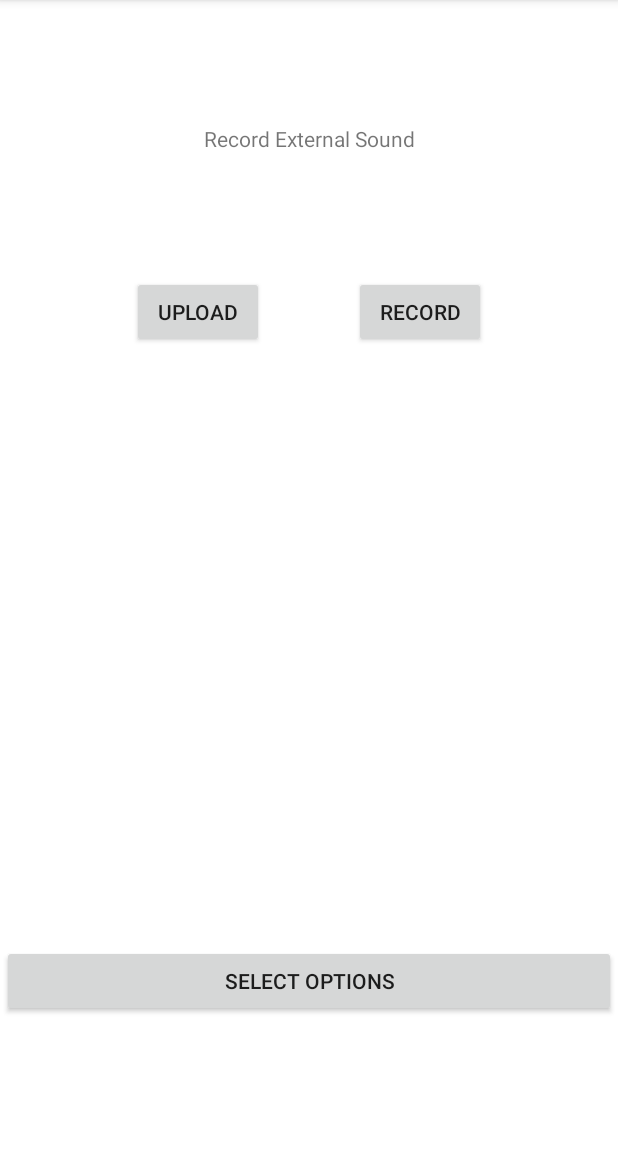
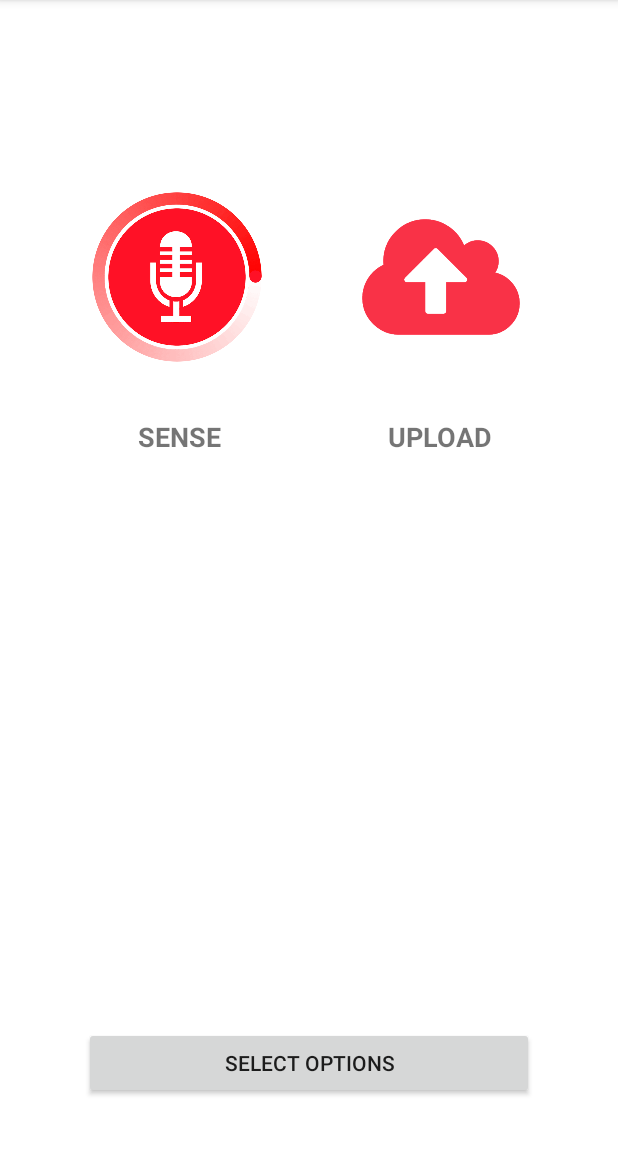
Before and after one commit to Shivamdhar/CSE-535-EmergencyAlarm, an Android app: the screen it shows after launch (MainActivity), on a phone screen of 412 x 824 dp, the part 84-1236 px from its top. Run offline under Robolectric (Android 15) with nearby library versions, the phone set to English and light mode, and no system bars.

Commit message:
adds new ImageButtons and a few styling changes

```diff
--- a/app/app/src/main/java/com/example/emergencyalarm/MainActivity.java
+++ b/app/app/src/main/java/com/example/emergencyalarm/MainActivity.java
@@ -20,6 +20,7 @@ import android.os.Vibrator;
 import android.util.Log;
 import android.view.View;
 import android.widget.Button;
+import android.widget.ImageButton;
 import android.widget.RadioGroup;
 import android.widget.SeekBar;
 import android.widget.Toast;
@@ -49,8 +50,8 @@ public class MainActivity extends AppCompatActivity {
     boolean notify = true;
     private Uri fileUri;
     int count = 1;
-    private Button startbtn;
-    private Button uploadbtn;
+    private ImageButton sensebtn;
+    private ImageButton uploadbtn;
     private Button optionsBtn;
     private Vibrator vibrator;
     private SeekBar seekBar;
@@ -72,8 +73,8 @@ public class MainActivity extends AppCompatActivity {
         super.onCreate(savedInstanceState);
         setContentView(R.layout.activity_main);
 
-        startbtn = findViewById(R.id.recordButton);
-        startbtn.setOnClickListener(new View.OnClickListener() {
+        sensebtn = findViewById(R.id.imageButton);
+        sensebtn.setOnClickListener(new View.OnClickListener() {
             @Override
             public void onClick(View v) {
                 recordAudio();
@@ -140,11 +141,11 @@ public class MainActivity extends AppCompatActivity {
                     case R.id.GreenButton:
                         editor.putInt(StaticKeys.FLASH_SCREEN_TOGGLE_COLOR_KEY, Color.GREEN);
                         break;
+                    case R.id.BlackButton:
+                        editor.putInt(StaticKeys.FLASH_SCREEN_TOGGLE_COLOR_KEY, Color.BLACK);
+                        break;
                     case R.id.RedButton:
                         editor.putInt(StaticKeys.FLASH_SCREEN_TOGGLE_COLOR_KEY, Color.RED);
-                        break;
-                    case R.id.BlackButton:
-                        editor.putInt(StaticKeys.FLASH_SCREEN_TOGGLE_COLOR_KEY, Color.BLACK);
                         break;
                 }
                 editor.commit();
@@ -162,8 +163,7 @@ public class MainActivity extends AppCompatActivity {
 
 
 
-
-        uploadbtn = findViewById(R.id.uploadButton);
+        uploadbtn = findViewById(R.id.imageButton2);
         uploadbtn.setOnClickListener(new View.OnClickListener() {
             @Override
             public void onClick(View v) {
@@ -193,7 +193,7 @@ public class MainActivity extends AppCompatActivity {
         protected String doInBackground(String... strings) {
             try {
 
-                String url = "http://d752e89d.ngrok.io/api/v1/upload";
+                String url = "http://6bbfcd54.ngrok.io/api/v1/upload";
                 String charset = "UTF-8";
 
                 System.out.println(fileUri.getPath());
@@ -245,11 +245,10 @@ public class MainActivity extends AppCompatActivity {
                 BufferedReader in = new BufferedReader(new InputStreamReader(connection.getInputStream()));
                 String decodedString;
                 while((decodedString = in.readLine()) != null){
+                    System.out.println(decodedString);
                     if(decodedString.equals("True")){
-                        notify = true;
                         handleNotification();
                     }
-                    System.out.println(notify);
                 }
                 in.close();
 
@@ -283,7 +282,7 @@ public class MainActivity extends AppCompatActivity {
 
 
         if (CheckPermissions()) {
-            startbtn.setEnabled(false);
+            sensebtn.setEnabled(false);
             mRecorder = new MediaRecorder();
             mRecorder.setAudioSource(MediaRecorder.AudioSource.MIC);
             mRecorder.setOutputFormat(MediaRecorder.OutputFormat.THREE_GPP);
@@ -304,7 +303,7 @@ public class MainActivity extends AppCompatActivity {
                     mRecorder.stop();
                     mRecorder.release();
                     mRecorder = null;
-                    startbtn.setEnabled(true);
+                    sensebtn.setEnabled(true);
                     count++;
                     fileUri = Uri.fromFile(new File(mFileName));
                     Toast.makeText(getApplicationContext(), "Recording Stopped", Toast.LENGTH_LONG).show();
@@ -363,7 +362,7 @@ public class MainActivity extends AppCompatActivity {
         new Thread(new Runnable() {
             public void run() {
                 int i = 0;
-                while (true && i < StaticKeys.TIME_TO_FLASH * 1000 / StaticKeys.FLASH_FLICKER_INTERVAL) {
+                while (i < StaticKeys.TIME_TO_FLASH * 1000 / StaticKeys.FLASH_FLICKER_INTERVAL) {
                     try {
                         Thread.sleep(StaticKeys.FLASH_FLICKER_INTERVAL);
                     }
--- a/app/app/src/main/res/layout/activity_main.xml
+++ b/app/app/src/main/res/layout/activity_main.xml
@@ -7,39 +7,9 @@
     android:layout_height="match_parent"
     tools:context=".MainActivity">
 
-
-    <Button
-        android:id="@+id/recordButton"
-        android:layout_width="wrap_content"
-        android:layout_height="wrap_content"
-        android:layout_below="@+id/textView"
-        android:layout_alignParentLeft="true"
-        android:layout_marginStart="88dp"
-        android:layout_marginLeft="88dp"
-        android:layout_marginTop="184dp"
-        android:layout_toLeftOf="@+id/uploadButton"
-        android:text="@string/upload_button"
-        app:layout_constraintStart_toStartOf="parent"
-        app:layout_constraintTop_toTopOf="parent" />
-
-    <Button
-        android:id="@+id/uploadButton"
-        android:layout_width="wrap_content"
-        android:layout_height="wrap_content"
-        android:layout_below="@+id/textView"
-        android:layout_alignParentRight="true"
-        android:layout_marginEnd="88dp"
-        android:layout_marginRight="88dp"
-        android:layout_toRightOf="@+id/recordButton"
-        android:text="@string/record_button"
-        app:layout_constraintBottom_toBottomOf="@+id/recordButton"
-        app:layout_constraintEnd_toEndOf="parent"
-        app:layout_constraintTop_toTopOf="@+id/recordButton"
-        app:layout_constraintVertical_bias="0.0" />
-
     <Button
         android:id="@+id/optionsButton"
-        android:layout_width="409dp"
+        android:layout_width="300dp"
         android:layout_height="48dp"
         android:text="@string/options_button"
         app:layout_constraintBottom_toBottomOf="parent"
@@ -49,18 +19,47 @@
         app:layout_constraintTop_toBottomOf="@+id/Radiogroup"
         tools:ignore="MissingConstraints" />
 
+    <ImageButton
+        android:id="@+id/imageButton2"
+        android:layout_width="132dp"
+        android:layout_height="129dp"
+        android:layout_marginEnd="52dp"
+        android:layout_marginTop="120dp"
+        android:background="#00000000"
+        android:padding="2dp"
+        android:scaleType="fitCenter"
+        app:layout_constraintEnd_toEndOf="parent"
+        app:layout_constraintTop_toTopOf="parent"
+        app:srcCompat="@drawable/upload"
+        tools:srcCompat="@drawable/upload" />
+
+    <ImageButton
+        android:id="@+id/imageButton"
+        android:layout_width="132dp"
+        android:layout_height="129dp"
+        android:layout_marginStart="52dp"
+        android:layout_marginTop="120dp"
+        android:background="#00000000"
+        android:contentDescription="Alarm"
+        android:padding="2dp"
+        android:scaleType="fitCenter"
+        app:layout_constraintStart_toStartOf="parent"
+        app:layout_constraintTop_toTopOf="parent"
+        app:srcCompat="@drawable/record"
+        tools:srcCompat="@drawable/record" />
+
     <RadioGroup
         android:id="@+id/Radiogroup"
         android:layout_width="302dp"
         android:layout_height="149dp"
+        android:layout_alignParentLeft="true"
         android:layout_below="@+id/textView4"
-        android:layout_alignParentLeft="true"
         app:layout_constraintBottom_toBottomOf="parent"
         app:layout_constraintEnd_toEndOf="parent"
         app:layout_constraintHorizontal_bias="0.495"
         app:layout_constraintStart_toStartOf="parent"
         app:layout_constraintTop_toTopOf="parent"
-        app:layout_constraintVertical_bias="0.63"
+        app:layout_constraintVertical_bias="0.807"
         tools:ignore="MissingConstraints">
 
 
@@ -90,11 +89,11 @@
             app:layout_constraintTop_toBottomOf="@+id/BlackButton" />
 
         <TextView
-            android:id="@+id/textView2"
+            android:id="@+id/textView3"
             android:layout_width="wrap_content"
             android:layout_height="wrap_content"
+            android:layout_marginLeft="66dp"
             android:layout_marginStart="66dp"
-            android:layout_marginLeft="66dp"
             android:text="@string/flash_screen_color"
             app:layout_constraintStart_toStartOf="parent"
             app:layout_constraintTop_toBottomOf="@+id/GreenButton" />
@@ -105,39 +104,56 @@
         android:id="@+id/seekBar"
         android:layout_width="243dp"
         android:layout_height="39dp"
-        android:background="#089"
-        android:paddingTop="20dp"
-        android:progress="10"
+        android:background="#B0E0E6"
+        android:padding="10dp"
+        android:progress="25"
         app:layout_constraintBottom_toBottomOf="parent"
         app:layout_constraintEnd_toEndOf="parent"
-        app:layout_constraintHorizontal_bias="0.476"
+        app:layout_constraintHorizontal_bias="0.321"
         app:layout_constraintStart_toStartOf="parent"
         app:layout_constraintTop_toTopOf="parent"
-        app:layout_constraintVertical_bias="0.382" />
+        app:layout_constraintVertical_bias="0.524" />
 
     <TextView
         android:id="@+id/textView"
-        android:layout_width="wrap_content"
-        android:layout_height="wrap_content"
-        android:text="@string/main_heading"
-        app:layout_constraintBottom_toBottomOf="parent"
-        app:layout_constraintLeft_toLeftOf="parent"
-        app:layout_constraintRight_toRightOf="parent"
-        app:layout_constraintTop_toTopOf="parent"
-        app:layout_constraintVertical_bias="0.11" />
+        android:layout_width="84dp"
+        android:layout_height="32dp"
+        android:layout_marginStart="77dp"
+        android:layout_marginTop="26dp"
+        android:contentDescription="Sense"
+        android:gravity="center"
+        android:text="SENSE"
+        android:textSize="18sp"
+        android:textStyle="bold"
+        app:layout_constraintStart_toStartOf="parent"
+        app:layout_constraintTop_toBottomOf="@+id/imageButton" />
+
+    <TextView
+        android:id="@+id/textView2"
+        android:layout_width="84dp"
+        android:layout_height="32dp"
+        android:layout_marginEnd="77dp"
+        android:layout_marginTop="26dp"
+        android:contentDescription="Upload"
+        android:gravity="center"
+        android:text="UPLOAD"
+        android:textSize="18sp"
+        android:textStyle="bold"
+        app:layout_constraintEnd_toEndOf="parent"
+        app:layout_constraintTop_toBottomOf="@+id/imageButton2" />
 
     <TextView
         android:id="@+id/textView4"
         android:layout_width="wrap_content"
         android:layout_height="wrap_content"
+        android:layout_alignParentLeft="true"
         android:layout_below="@+id/seekBar"
-        android:layout_alignParentLeft="true"
         android:text="@string/vibration_amplitude"
         app:layout_constraintBottom_toBottomOf="parent"
-        app:layout_constraintHorizontal_bias="0.299"
+        app:layout_constraintHorizontal_bias="0.219"
         app:layout_constraintLeft_toLeftOf="parent"
         app:layout_constraintRight_toRightOf="parent"
         app:layout_constraintTop_toTopOf="parent"
-        app:layout_constraintVertical_bias="0.445" />
+        app:layout_constraintVertical_bias="0.582" />
 
 </androidx.constraintlayout.widget.ConstraintLayout>
```
Also changed, not shown: app/app/src/main/res/drawable-v24/record.png (added), app/app/src/main/res/drawable-v24/upload.png (added), app/app/src/main/res/drawable/record.png (added), app/app/src/main/res/drawable/recordaudio.jpeg (deleted), app/app/src/main/res/drawable/upload.png (added).
